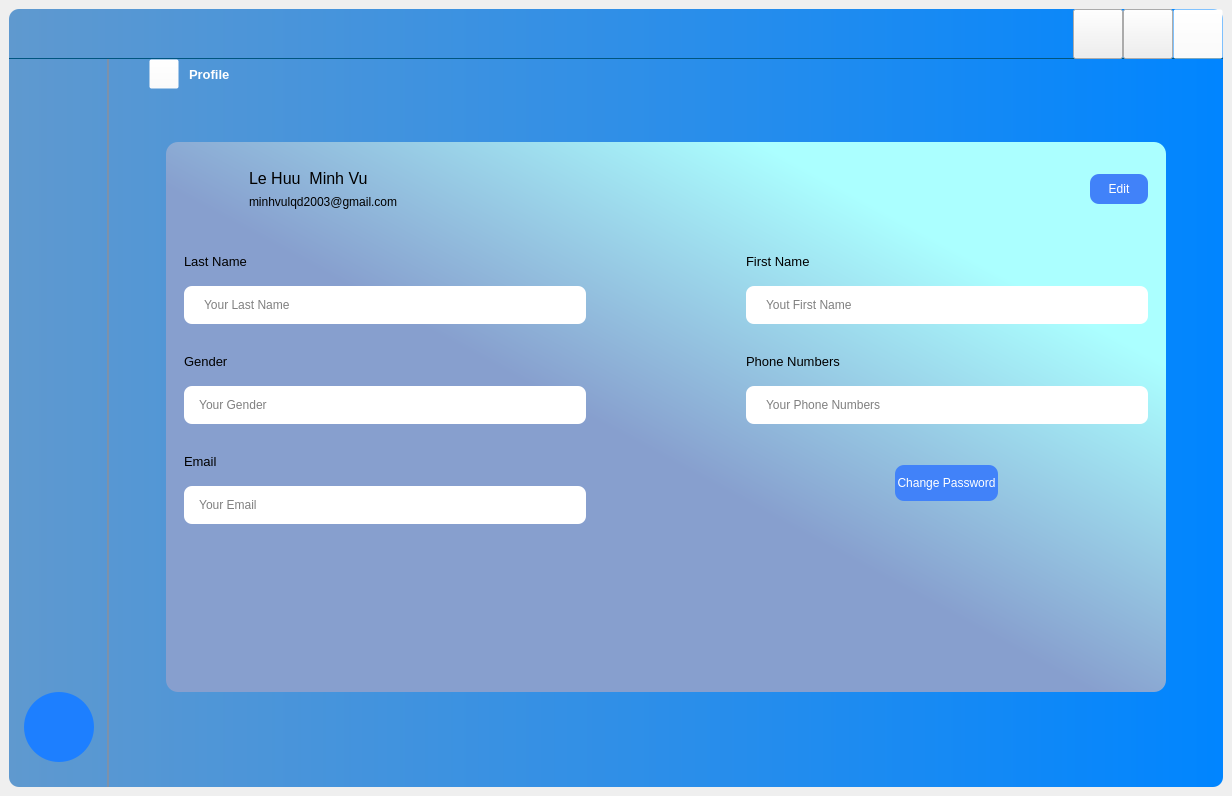
Before: the Qt Designer form Client/View/Home.ui in NegiKirin/PBL5, drawn with Qt 5.
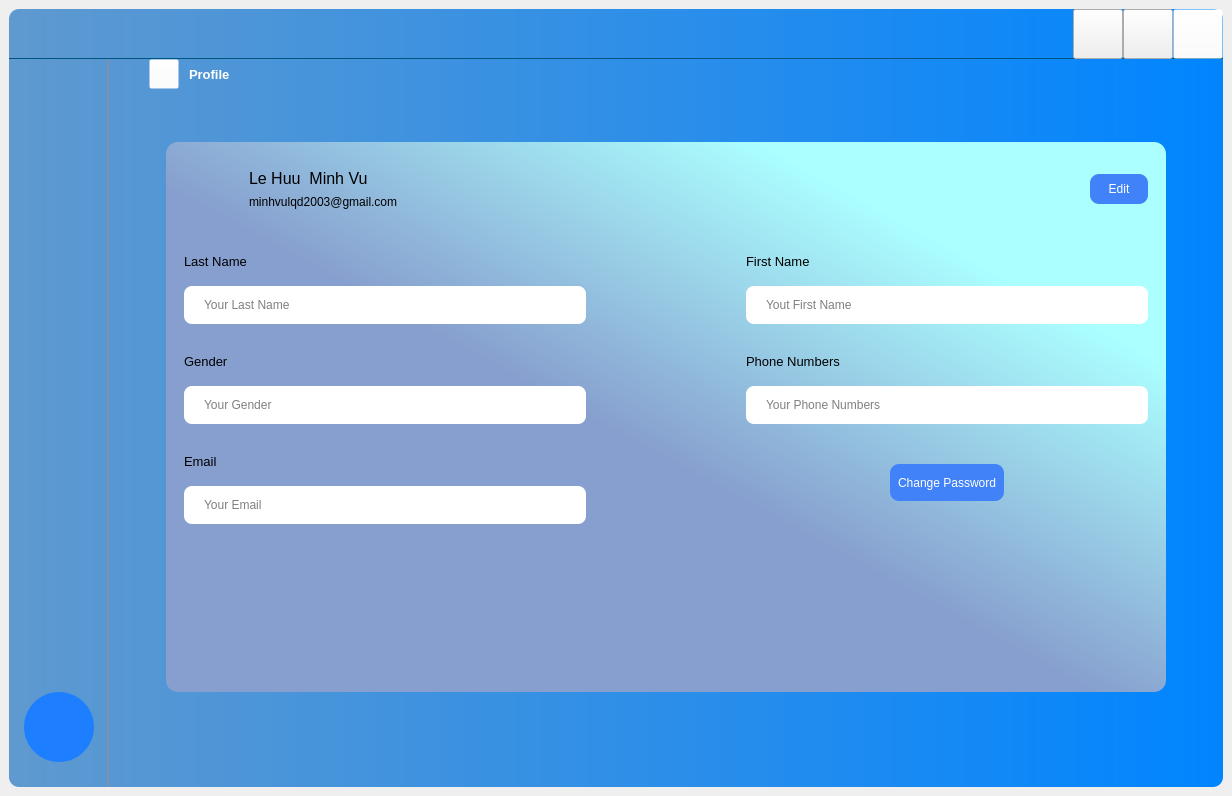
After: the same form once the commit is applied. The open tabs and pages were chosen to show the change. Icons and pictures are not drawn.

```diff
--- a/Client/View/Home.ui
+++ b/Client/View/Home.ui
@@ -2908,10 +2908,12 @@
                                         </property>
                                         <property name="styleSheet">
                                          <string notr="true">border-radius:8px;
-background-color :rgb(255, 255, 255)</string>
+background-color :rgb(255, 255, 255);
+padding-left:18px;
+</string>
                                         </property>
                                         <property name="placeholderText">
-                                         <string>    Your Gender</string>
+                                         <string>Your Gender</string>
                                         </property>
                                        </widget>
                                       </item>
@@ -3025,10 +3027,11 @@
                                         </property>
                                         <property name="styleSheet">
                                          <string notr="true">border-radius:8px;
-background-color : rgb(255, 255, 255)</string>
+background-color : rgb(255, 255, 255);
+padding-left:18px;</string>
                                         </property>
                                         <property name="placeholderText">
-                                         <string>    Your Email</string>
+                                         <string>Your Email</string>
                                         </property>
                                        </widget>
                                       </item>
@@ -3061,8 +3064,8 @@
                                        <widget class="QPushButton" name="pushButton_13">
                                         <property name="maximumSize">
                                          <size>
-                                          <width>103</width>
-                                          <height>36</height>
+                                          <width>114</width>
+                                          <height>37</height>
                                          </size>
                                         </property>
                                         <property name="cursor">
```
Left out of the diff: 2 changed lines with no effect on the pictures.
